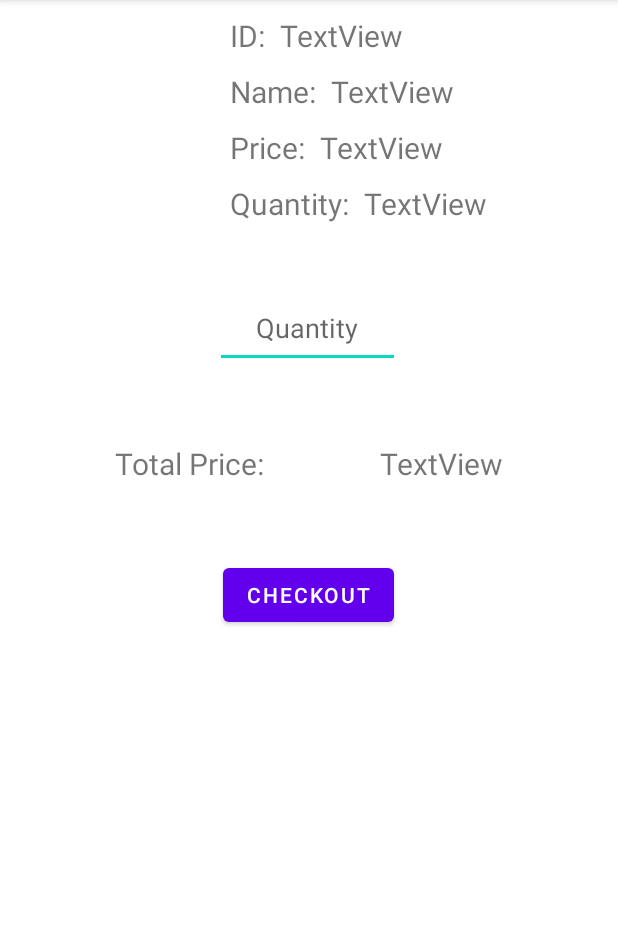
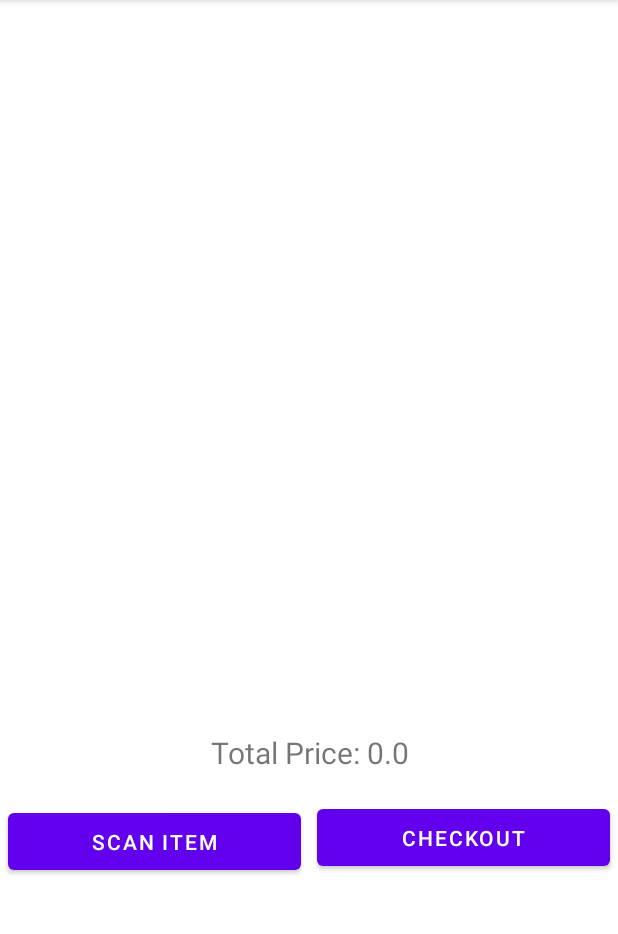
Before and after one commit to MinaSaad47/mms, an Android app: the ItemCheckoutActivity screen opened directly, with no data from a screen before it, on a phone screen of 412 x 824 dp, the part 84-1018 px from its top. Run offline under Robolectric (Android 15) with nearby library versions, the phone set to English and light mode, and no system bars.

Commit message:
checkout list

```diff
--- a/app/src/main/java/com/example/marketmanagementsystem/AppDatabase.java
+++ b/app/src/main/java/com/example/marketmanagementsystem/AppDatabase.java
@@ -73,7 +73,7 @@ public final class AppDatabase extends SQLiteOpenHelper {
     }
 
     public Item getItem(String id) {
-        Item item;
+        Item item = null;
 
 
         String queryString = "SELECT * FROM " + ITEM_TABLE + " WHERE " +
@@ -82,8 +82,7 @@ public final class AppDatabase extends SQLiteOpenHelper {
         SQLiteDatabase db = this.getReadableDatabase();
         Cursor cursor = db.rawQuery(queryString, new String[] { String.valueOf(id) });
 
-        cursor.moveToFirst();
-
+        if (cursor.moveToFirst()) {
             item = new Item(
                     cursor.getString(0),
                     cursor.getString(1),
@@ -91,6 +90,7 @@ public final class AppDatabase extends SQLiteOpenHelper {
                     cursor.getInt(3),
                     cursor.getString(4)
             );
+        }
 
         cursor.close();
         db.close();
--- a/app/src/main/java/com/example/marketmanagementsystem/ItemCheckoutActivity.java
+++ b/app/src/main/java/com/example/marketmanagementsystem/ItemCheckoutActivity.java
@@ -5,6 +5,8 @@ import androidx.activity.result.ActivityResultCallback;
 import androidx.activity.result.ActivityResultLauncher;
 import androidx.activity.result.contract.ActivityResultContracts;
 import androidx.appcompat.app.AppCompatActivity;
+import androidx.recyclerview.widget.LinearLayoutManager;
+import androidx.recyclerview.widget.RecyclerView;
 
 import android.content.Intent;
 import android.os.Bundle;
@@ -18,29 +20,41 @@ import android.widget.Toast;
 
 import com.bumptech.glide.Glide;
 
+import java.util.ArrayList;
+import java.util.List;
+
 public class ItemCheckoutActivity extends AppCompatActivity {
 
-    Item item;
+    private static List<Item> itemCheckoutList;
+
+    RecyclerView rv_itemCheckoutList;
+    RecyclerView.LayoutManager rvLayoutManager;
+    RecyclerView.Adapter rvAdapter;
+    TextView tv_totalPrice;
+    Button btn_scanCheckout, btn_checkoutList;
+
     ActivityResultLauncher<Intent> activityResultLauncher;
-    TextView tv_itemIDCheckout, tv_itemNameCheckout, tv_itemPriceCheckout, tv_itemQuantityCheckout;
-    ImageView iv_itemImageCheckout;
-    TextView tv_totalPrice;
-    EditText et_quantityNumber;
-    Button btn_submitCheckout;
 
     @Override
     protected void onCreate(Bundle savedInstanceState) {
         super.onCreate(savedInstanceState);
         setContentView(R.layout.activity_item_checkout);
 
-        tv_itemIDCheckout = findViewById(R.id.tv_itemIDCheckout);
-        tv_itemNameCheckout = findViewById(R.id.tv_itemNameCheckout);
-        tv_itemPriceCheckout = findViewById(R.id.tv_itemPriceCheckout);
-        tv_itemQuantityCheckout = findViewById(R.id.tv_itemQuantityCheckout);
-        iv_itemImageCheckout = findViewById(R.id.iv_itemImageCheckout);
+        rv_itemCheckoutList = findViewById(R.id.rv_itemCheckoutList);
+        btn_scanCheckout = findViewById(R.id.btn_scanCheckout);
+        btn_checkoutList = findViewById(R.id.btn_checkoutList);
         tv_totalPrice = findViewById(R.id.tv_totalPrice);
-        et_quantityNumber = findViewById(R.id.et_quantityNumber);
-        btn_submitCheckout = findViewById(R.id.btn_submitCheckout);
+
+        if (itemCheckoutList == null)
+            itemCheckoutList = new ArrayList<>();
+        else
+            tv_totalPrice.setText("Total Price: " + String.valueOf(getTotalPrice()));
+
+        rv_itemCheckoutList.setHasFixedSize(true);
+        rvLayoutManager = new LinearLayoutManager(ItemCheckoutActivity.this);
+        rv_itemCheckoutList.setLayoutManager(rvLayoutManager);
+        rvAdapter = new AppRecyclerViewAdapter(ItemCheckoutActivity.this, itemCheckoutList);
+        rv_itemCheckoutList.setAdapter(rvAdapter);
 
         activityResultLauncher = registerForActivityResult(
                 new ActivityResultContracts.StartActivityForResult(),
@@ -48,57 +62,75 @@ public class ItemCheckoutActivity extends AppCompatActivity {
                     @Override
                     public void onActivityResult(ActivityResult result) {
                         String itemID = result.getData().getStringExtra("idScan");
-                        item = AppDatabase.getInstant(ItemCheckoutActivity.this)
+                        Item item = AppDatabase.getInstant(ItemCheckoutActivity.this)
                                 .getItem(itemID);
-                        tv_itemIDCheckout.setText(item.getId());
-                        tv_itemNameCheckout.setText(item.getName());
-                        tv_itemPriceCheckout.setText(String.valueOf(item.getPrice()));
-                        tv_itemQuantityCheckout.setText(String.valueOf(item.getQuantity()));
-                        Glide.with(ItemCheckoutActivity.this)
-                                .load(item.getImageURL()).into(iv_itemImageCheckout);
+                        if (item == null) {
+                            Toast.makeText(ItemCheckoutActivity.this, "Item Not Available",
+                                    Toast.LENGTH_SHORT).show();
+                            return;
+                        }
+                        addItemToCheckoutList(item);
+                        restartActivity();
+
                     }
                 }
         );
 
-        Intent intent = new Intent(ItemCheckoutActivity.this, ScannerActivity.class);
-        activityResultLauncher.launch(intent);
+        btn_scanCheckout.setOnClickListener(new View.OnClickListener() {
+            @Override
+            public void onClick(View view) {
+                Intent intent = new Intent(ItemCheckoutActivity.this,
+                        ScannerActivity.class);
 
-        et_quantityNumber.setOnEditorActionListener(new TextView.OnEditorActionListener() {
-            @Override
-            public boolean onEditorAction(TextView textView, int i, KeyEvent keyEvent) {
-                int quantity = Integer.parseInt(et_quantityNumber.getText().toString());
-
-                if (quantity > item.getQuantity()) {
-                    et_quantityNumber.setText("");
-                    Toast.makeText(ItemCheckoutActivity.this, "Not Enough Quantity",
-                            Toast.LENGTH_SHORT).show();
-                    return false;
-                }
-
-                Double totalPrice = quantity * item.getPrice();
-                tv_totalPrice.setText(String.valueOf(totalPrice));
-                return true;
+                activityResultLauncher.launch(intent);
             }
         });
 
-        btn_submitCheckout.setOnClickListener(new View.OnClickListener() {
+        btn_checkoutList.setOnClickListener(new View.OnClickListener() {
             @Override
             public void onClick(View view) {
 
-                if (et_quantityNumber.getText() == null)
-                    return;
+            }
+        });
 
-                int quantity = Integer.parseInt(et_quantityNumber.getText().toString());
+    }
 
-                if (!item.checkout(quantity)) {
+    private void addItemToCheckoutList(Item item) {
+        boolean isFound = false;
+        for (Item i: itemCheckoutList) {
+            if (i.getId().equals(item.getId()) ) {
+                if (i.getQuantity() >= item.getQuantity()) {
                     Toast.makeText(ItemCheckoutActivity.this, "Not Enough Quantity",
                             Toast.LENGTH_SHORT).show();
                     return;
                 }
+                i.setQuantity(i.getQuantity() + 1);
+                isFound = true;
+                break;
+            }
+        }
+        if (!isFound) {
+            item.setQuantity(1);
+            itemCheckoutList.add(item);
+        }
+    }
 
-                AppDatabase.getInstant(ItemCheckoutActivity.this).updateItem(item);
-            }
-        });
+    private void restartActivity() {
+        Intent intent = getIntent();
+        finish();
+        startActivity(intent);
+    }
 
+    public static void clearItemCheckoutList() {
+        if (itemCheckoutList != null)
+            itemCheckoutList.clear();
+    }
+
+    private double getTotalPrice() {
+        double totalPrice = 0;
+        for (Item i : itemCheckoutList) {
+            totalPrice += (i.getPrice() * i.getQuantity());
+        }
+        return totalPrice;
     }
 }
--- a/app/src/main/java/com/example/marketmanagementsystem/MainActivity.java
+++ b/app/src/main/java/com/example/marketmanagementsystem/MainActivity.java
@@ -48,6 +48,7 @@ public class MainActivity extends AppCompatActivity {
         btn_checkout.setOnClickListener(new View.OnClickListener() {
             @Override
             public void onClick(View view) {
+                ItemCheckoutActivity.clearItemCheckoutList();
                 Intent intent = new Intent(MainActivity.this, ItemCheckoutActivity.class);
                 startActivity(intent);
             }
--- a/app/src/main/res/layout/activity_item_checkout.xml
+++ b/app/src/main/res/layout/activity_item_checkout.xml
@@ -6,140 +6,53 @@
     android:layout_height="match_parent"
     tools:context=".ItemCheckoutActivity">
 
-    <ImageView
-        android:id="@+id/iv_itemImageCheckout"
-        android:layout_width="133dp"
-        android:layout_height="136dp"
+    <androidx.recyclerview.widget.RecyclerView
+        android:id="@+id/rv_itemCheckoutList"
+        android:layout_width="394dp"
+        android:layout_height="457dp"
         android:layout_marginStart="10dp"
         android:layout_marginTop="10dp"
+        android:layout_marginEnd="10dp"
+        app:layout_constraintEnd_toEndOf="parent"
         app:layout_constraintStart_toStartOf="parent"
         app:layout_constraintTop_toTopOf="parent"
-        tools:srcCompat="@tools:sample/avatars" />
-
-    <TextView
-        android:id="@+id/textView14"
-        android:layout_width="wrap_content"
-        android:layout_height="wrap_content"
-        android:layout_marginStart="10dp"
-        android:text="ID:"
-        android:textSize="20sp"
-        app:layout_constraintStart_toEndOf="@+id/iv_itemImageCheckout"
-        app:layout_constraintTop_toTopOf="@+id/iv_itemImageCheckout" />
-
-    <TextView
-        android:id="@+id/textView15"
-        android:layout_width="wrap_content"
-        android:layout_height="wrap_content"
-        android:layout_marginTop="10dp"
-        android:text="Name:"
-        android:textSize="20sp"
-        app:layout_constraintStart_toStartOf="@+id/textView14"
-        app:layout_constraintTop_toBottomOf="@+id/textView14" />
-
-    <TextView
-        android:id="@+id/textView16"
-        android:layout_width="wrap_content"
-        android:layout_height="wrap_content"
-        android:layout_marginTop="10dp"
-        android:text="Price:"
-        android:textSize="20sp"
-        app:layout_constraintStart_toStartOf="@+id/textView15"
-        app:layout_constraintTop_toBottomOf="@+id/textView15" />
-
-    <TextView
-        android:id="@+id/textView17"
-        android:layout_width="wrap_content"
-        android:layout_height="wrap_content"
-        android:layout_marginTop="10dp"
-        android:text="Quantity:"
-        android:textSize="20sp"
-        app:layout_constraintStart_toStartOf="@+id/textView16"
-        app:layout_constraintTop_toBottomOf="@+id/textView16" />
-
-    <TextView
-        android:id="@+id/tv_itemIDCheckout"
-        android:layout_width="wrap_content"
-        android:layout_height="wrap_content"
-        android:layout_marginStart="10dp"
-        android:text="TextView"
-        android:textSize="20sp"
-        app:layout_constraintStart_toEndOf="@+id/textView14"
-        app:layout_constraintTop_toTopOf="@+id/textView14" />
-
-    <TextView
-        android:id="@+id/tv_itemNameCheckout"
-        android:layout_width="wrap_content"
-        android:layout_height="wrap_content"
-        android:layout_marginStart="10dp"
-        android:text="TextView"
-        android:textSize="20sp"
-        app:layout_constraintStart_toEndOf="@+id/textView15"
-        app:layout_constraintTop_toTopOf="@+id/textView15" />
-
-    <TextView
-        android:id="@+id/tv_itemPriceCheckout"
-        android:layout_width="wrap_content"
-        android:layout_height="wrap_content"
-        android:layout_marginStart="10dp"
-        android:text="TextView"
-        android:textSize="20sp"
-        app:layout_constraintStart_toEndOf="@+id/textView16"
-        app:layout_constraintTop_toTopOf="@+id/textView16" />
-
-    <TextView
-        android:id="@+id/tv_itemQuantityCheckout"
-        android:layout_width="wrap_content"
-        android:layout_height="wrap_content"
-        android:layout_marginStart="10dp"
-        android:text="TextView"
-        android:textSize="20sp"
-        app:layout_constraintStart_toEndOf="@+id/textView17"
-        app:layout_constraintTop_toTopOf="@+id/textView17" />
-
-    <EditText
-        android:id="@+id/et_quantityNumber"
-        android:layout_width="123dp"
-        android:layout_height="49dp"
-        android:layout_marginTop="50dp"
-        android:ems="10"
-        android:gravity="center_horizontal"
-        android:hint="Quantity"
-        android:inputType="number"
-        app:layout_constraintEnd_toEndOf="parent"
-        app:layout_constraintHorizontal_bias="0.496"
-        app:layout_constraintStart_toStartOf="parent"
-        app:layout_constraintTop_toBottomOf="@+id/iv_itemImageCheckout" />
+        app:layout_constraintVertical_weight="0" />
 
     <Button
-        android:id="@+id/btn_submitCheckout"
-        android:layout_width="wrap_content"
-        android:layout_height="wrap_content"
-        android:layout_marginTop="50dp"
+        android:id="@+id/btn_scanCheckout"
+        android:layout_width="0dp"
+        android:layout_height="50dp"
+        android:layout_margin="5dp"
+        android:text="Scan Item"
+        app:layout_constraintEnd_toStartOf="@+id/btn_checkoutList"
+        app:layout_constraintStart_toStartOf="parent"
+        app:layout_constraintTop_toBottomOf="@+id/tv_totalPrice" />
+
+    <Button
+        android:id="@+id/btn_checkoutList"
+        android:layout_width="0dp"
+        android:layout_height="50dp"
+        android:layout_margin="5dp"
+        android:layout_marginTop="10dp"
         android:text="Checkout"
+        app:layout_constraintBottom_toBottomOf="@+id/btn_scanCheckout"
         app:layout_constraintEnd_toEndOf="parent"
-        app:layout_constraintHorizontal_bias="0.498"
-        app:layout_constraintStart_toStartOf="parent"
-        app:layout_constraintTop_toBottomOf="@+id/textView23" />
-
-    <TextView
-        android:id="@+id/textView23"
-        android:layout_width="wrap_content"
-        android:layout_height="wrap_content"
-        android:layout_marginTop="50dp"
-        android:text="Total Price:"
-        android:textSize="20sp"
-        app:layout_constraintEnd_toStartOf="@+id/tv_totalPrice"
-        app:layout_constraintStart_toStartOf="parent"
-        app:layout_constraintTop_toBottomOf="@+id/et_quantityNumber" />
+        app:layout_constraintStart_toEndOf="@+id/btn_scanCheckout"
+        app:layout_constraintTop_toBottomOf="@+id/tv_totalPrice" />
 
     <TextView
         android:id="@+id/tv_totalPrice"
-        android:layout_width="wrap_content"
-        android:layout_height="wrap_content"
-        android:text="TextView"
+        android:layout_width="401dp"
+        android:layout_height="58dp"
+        android:layout_margin="5dp"
+        android:layout_marginStart="10dp"
+        android:layout_marginTop="20dp"
+        android:layout_marginEnd="10dp"
+        android:gravity="center_horizontal|center_vertical"
+        android:text="Total Price"
         android:textSize="20sp"
         app:layout_constraintEnd_toEndOf="parent"
-        app:layout_constraintStart_toEndOf="@+id/textView23"
-        app:layout_constraintTop_toTopOf="@+id/textView23" />
-
+        app:layout_constraintHorizontal_bias="1.0"
+        app:layout_constraintStart_toStartOf="parent"
+        app:layout_constraintTop_toBottomOf="@+id/rv_itemCheckoutList" />
 </androidx.constraintlayout.widget.ConstraintLayout>
```
Lines whose indentation alone changed are shown as unchanged.
